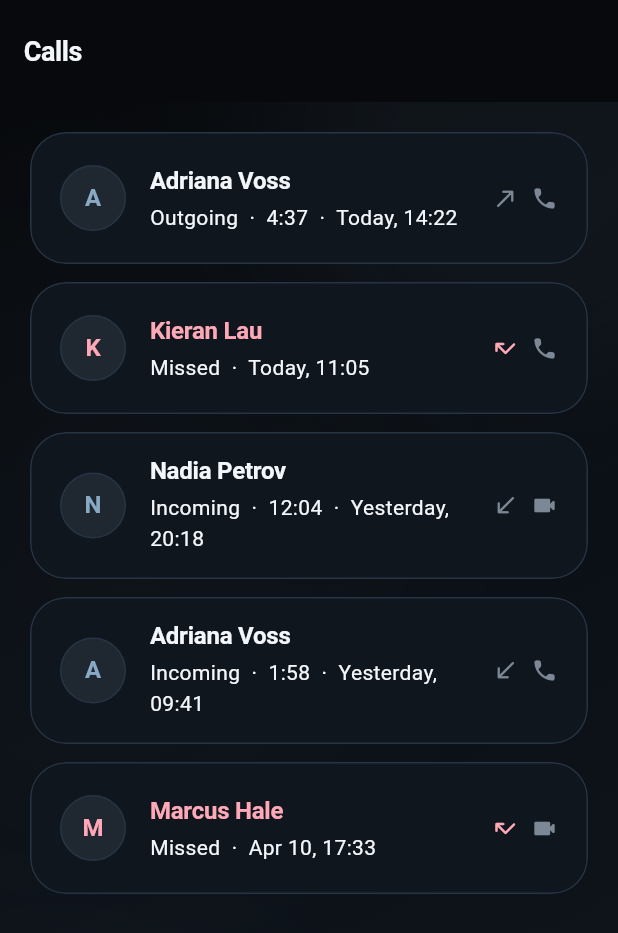
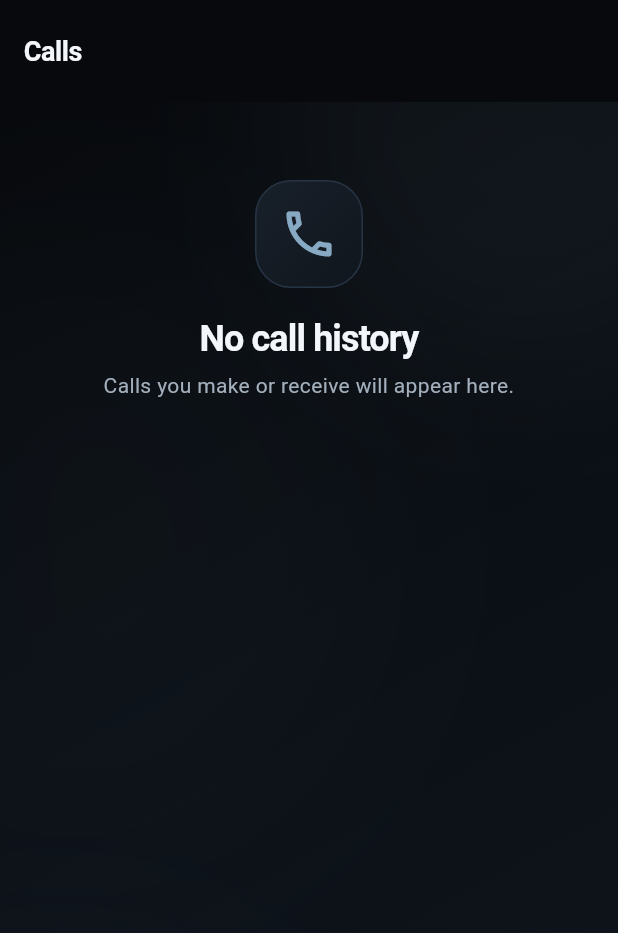
Before and after one commit to pppaal/Veil, a Flutter app: the CallHistoryScreen widget shown alone on an empty page, opened directly, on a phone screen of 412 x 824 dp. Shown: the top 933 px of the screen. Run offline on Flutter 3.47's test engine with Material 3 defaults, Android fonts, the phone set to English and light mode, and no system bars; our stand-ins replace drift, flutter_riverpod, flutter_secure_storage, go_router, local_auth, socket_io_client; missing offline and left inert: cryptography, sqlite3; accounts and stored records are empty; generated files the repository leaves out were written again.

Commit message:
Wire mobile calls and stories screens to real API
CallHistoryScreen and StoriesScreen now consume FutureProviders backed
by VeilApiClient instead of hardcoded mock data, with loading, error,
empty, and pull-to-refresh states. The calls service listCalls response
is reshaped to a flat array with resolved counterparty and
initiatedByMe so the mobile client can render direction and labels
without a second round-trip.

Co-Authored-By: Claude Opus 4.6 <noreply@anthropic.com>

```diff
--- /dev/null
+++ b/apps/mobile/lib/src/features/calls/data/call_history_providers.dart
@@ -0,0 +1,73 @@
+import 'package:flutter_riverpod/flutter_riverpod.dart';
+
+import '../../../app/app_state.dart';
+
+enum CallMediaKind { voice, video }
+
+enum CallDirection { incoming, outgoing }
+
+enum CallOutcome { completed, missed, declined, ringing }
+
+class CallHistoryEntry {
+  const CallHistoryEntry({
+    required this.id,
+    required this.conversationId,
+    required this.counterparty,
+    required this.counterpartyHandle,
+    required this.media,
+    required this.direction,
+    required this.outcome,
+    required this.startedAt,
+    this.duration,
+  });
+
+  final String id;
+  final String conversationId;
+  final String counterparty;
+  final String? counterpartyHandle;
+  final CallMediaKind media;
+  final CallDirection direction;
+  final CallOutcome outcome;
+  final DateTime startedAt;
+  final Duration? duration;
+
+  static CallHistoryEntry fromJson(Map<String, dynamic> json) {
+    final rawType = (json['callType'] as String?) ?? 'voice';
+    final rawStatus = (json['status'] as String?) ?? 'ended';
+    final initiatedByMe = json['initiatedByMe'] == true;
+    final durationSec = json['duration'] as int?;
+    return CallHistoryEntry(
+      id: json['id'] as String,
+      conversationId: json['conversationId'] as String,
+      counterparty: (json['counterparty'] as String?) ?? 'Unknown',
+      counterpartyHandle: json['counterpartyHandle'] as String?,
+      media: rawType == 'video' ? CallMediaKind.video : CallMediaKind.voice,
+      direction:
+          initiatedByMe ? CallDirection.outgoing : CallDirection.incoming,
+      outcome: switch (rawStatus) {
+        'missed' => CallOutcome.missed,
+        'declined' => CallOutcome.declined,
+        'ringing' => CallOutcome.ringing,
+        _ => CallOutcome.completed,
+      },
+      startedAt: DateTime.tryParse(json['startedAt'] as String? ?? '')
+              ?.toLocal() ??
+          DateTime.now(),
+      duration: durationSec != null ? Duration(seconds: durationSec) : null,
+    );
+  }
+}
+
+final callHistoryProvider =
+    FutureProvider.autoDispose<List<CallHistoryEntry>>((ref) async {
+  final session = ref.watch(appSessionProvider);
+  if (!session.isAuthenticated || session.accessToken == null) {
+    return const <CallHistoryEntry>[];
+  }
+  final apiClient = ref.read(apiClientProvider);
+  final raw = await apiClient.getCallHistory(session.accessToken!);
+  return raw
+      .whereType<Map<String, dynamic>>()
+      .map(CallHistoryEntry.fromJson)
+      .toList();
+});
--- a/apps/mobile/lib/src/features/calls/presentation/call_history_screen.dart
+++ b/apps/mobile/lib/src/features/calls/presentation/call_history_screen.dart
@@ -1,135 +1,134 @@
 import 'package:flutter/material.dart';
+import 'package:flutter_riverpod/flutter_riverpod.dart';
 
 import '../../../core/theme/veil_theme.dart';
 import '../../../shared/presentation/veil_shell.dart';
 import '../../../shared/presentation/veil_ui.dart';
+import '../data/call_history_providers.dart';
 
-enum _CallDirection { incoming, outgoing, missed }
-
-enum _CallMediaType { voice, video }
-
-class _CallRecord {
-  const _CallRecord({
-    required this.contactName,
-    required this.handle,
-    required this.direction,
-    required this.mediaType,
-    required this.timestamp,
-    this.duration,
-  });
-
-  final String contactName;
-  final String handle;
-  final _CallDirection direction;
-  final _CallMediaType mediaType;
-  final String timestamp;
-  final String? duration;
-}
-
-const _mockCalls = <_CallRecord>[
-  _CallRecord(
-    contactName: 'Adriana Voss',
-    handle: 'avoss',
-    direction: _CallDirection.outgoing,
-    mediaType: _CallMediaType.voice,
-    timestamp: 'Today, 14:22',
-    duration: '4:37',
-  ),
-  _CallRecord(
-    contactName: 'Kieran Lau',
-    handle: 'klau',
-    direction: _CallDirection.missed,
-    mediaType: _CallMediaType.voice,
-    timestamp: 'Today, 11:05',
-  ),
-  _CallRecord(
-    contactName: 'Nadia Petrov',
-    handle: 'npetrov',
-    direction: _CallDirection.incoming,
-    mediaType: _CallMediaType.video,
-    timestamp: 'Yesterday, 20:18',
-    duration: '12:04',
-  ),
-  _CallRecord(
-    contactName: 'Adriana Voss',
-    handle: 'avoss',
-    direction: _CallDirection.incoming,
-    mediaType: _CallMediaType.voice,
-    timestamp: 'Yesterday, 09:41',
-    duration: '1:58',
-  ),
-  _CallRecord(
-    contactName: 'Marcus Hale',
-    handle: 'mhale',
-    direction: _CallDirection.missed,
-    mediaType: _CallMediaType.video,
-    timestamp: 'Apr 10, 17:33',
-  ),
-];
-
-class CallHistoryScreen extends StatefulWidget {
+class CallHistoryScreen extends ConsumerWidget {
   const CallHistoryScreen({super.key});
 
-  @override
-  State<CallHistoryScreen> createState() => _CallHistoryScreenState();
-}
-
-class _CallHistoryScreenState extends State<CallHistoryScreen> {
-  final List<_CallRecord> _calls = List.of(_mockCalls);
-
-  IconData _mediaIcon(_CallMediaType type) {
-    return switch (type) {
-      _CallMediaType.voice => Icons.phone_rounded,
-      _CallMediaType.video => Icons.videocam_rounded,
+  IconData _mediaIcon(CallMediaKind kind) {
+    return switch (kind) {
+      CallMediaKind.voice => Icons.phone_rounded,
+      CallMediaKind.video => Icons.videocam_rounded,
     };
   }
 
-  IconData _directionIcon(_CallDirection dir) {
-    return switch (dir) {
-      _CallDirection.incoming => Icons.call_received_rounded,
-      _CallDirection.outgoing => Icons.call_made_rounded,
-      _CallDirection.missed => Icons.call_missed_rounded,
+  IconData _directionIcon(CallDirection direction, CallOutcome outcome) {
+    if (outcome == CallOutcome.missed) {
+      return Icons.call_missed_rounded;
+    }
+    return switch (direction) {
+      CallDirection.incoming => Icons.call_received_rounded,
+      CallDirection.outgoing => Icons.call_made_rounded,
     };
   }
 
-  String _directionLabel(_CallDirection dir) {
-    return switch (dir) {
-      _CallDirection.incoming => 'Incoming',
-      _CallDirection.outgoing => 'Outgoing',
-      _CallDirection.missed => 'Missed',
+  String _directionLabel(CallDirection direction, CallOutcome outcome) {
+    if (outcome == CallOutcome.missed) {
+      return 'Missed';
+    }
+    if (outcome == CallOutcome.declined) {
+      return 'Declined';
+    }
+    if (outcome == CallOutcome.ringing) {
+      return 'Ringing';
+    }
+    return switch (direction) {
+      CallDirection.incoming => 'Incoming',
+      CallDirection.outgoing => 'Outgoing',
     };
   }
 
+  String _formatDuration(Duration? duration) {
+    if (duration == null || duration.inSeconds <= 0) {
+      return '';
+    }
+    final minutes = duration.inMinutes;
+    final seconds = duration.inSeconds.remainder(60);
+    return '$minutes:${seconds.toString().padLeft(2, '0')}';
+  }
+
+  String _formatTimestamp(DateTime startedAt) {
+    final now = DateTime.now();
+    final today = DateTime(now.year, now.month, now.day);
+    final callDay = DateTime(startedAt.year, startedAt.month, startedAt.day);
+    final hh = startedAt.hour.toString().padLeft(2, '0');
+    final mm = startedAt.minute.toString().padLeft(2, '0');
+    if (callDay == today) {
+      return 'Today, $hh:$mm';
+    }
+    final yesterday = today.subtract(const Duration(days: 1));
+    if (callDay == yesterday) {
+      return 'Yesterday, $hh:$mm';
+    }
+    const months = [
+      'Jan', 'Feb', 'Mar', 'Apr', 'May', 'Jun',
+      'Jul', 'Aug', 'Sep', 'Oct', 'Nov', 'Dec',
+    ];
+    return '${months[startedAt.month - 1]} ${startedAt.day}, $hh:$mm';
+  }
+
   @override
-  Widget build(BuildContext context) {
+  Widget build(BuildContext context, WidgetRef ref) {
     final palette = context.veilPalette;
+    final callsAsync = ref.watch(callHistoryProvider);
 
-    if (_calls.isEmpty) {
     return VeilShell(
       title: 'Calls',
-        child: VeilEmptyState(
+      child: RefreshIndicator(
+        onRefresh: () async {
+          ref.invalidate(callHistoryProvider);
+          await ref.read(callHistoryProvider.future);
+        },
+        child: callsAsync.when(
+          loading: () => ListView(
+            children: const [
+              SizedBox(height: VeilSpace.xl),
+              Center(child: CircularProgressIndicator()),
+            ],
+          ),
+          error: (error, _) => ListView(
+            children: [
+              const SizedBox(height: VeilSpace.md),
+              VeilInlineBanner(
+                title: 'Call history unavailable',
+                message: error.toString(),
+                tone: VeilBannerTone.danger,
+              ),
+            ],
+          ),
+          data: (calls) {
+            if (calls.isEmpty) {
+              return ListView(
+                children: const [
+                  VeilEmptyState(
                     title: 'No call history',
                     body: 'Calls you make or receive will appear here.',
                     icon: Icons.phone_outlined,
                   ),
+                ],
               );
             }
-
-    return VeilShell(
-      title: 'Calls',
-      child: ListView.separated(
-        itemCount: _calls.length,
-        separatorBuilder: (_, __) => const SizedBox(height: VeilSpace.sm),
+            return ListView.separated(
+              itemCount: calls.length,
+              separatorBuilder: (_, __) =>
+                  const SizedBox(height: VeilSpace.sm),
               itemBuilder: (context, index) {
-          final call = _calls[index];
-          final isMissed = call.direction == _CallDirection.missed;
+                final call = calls[index];
+                final isMissed = call.outcome == CallOutcome.missed;
                 final titleColor = isMissed ? palette.danger : null;
+                final durationLabel = _formatDuration(call.duration);
+                final subtitle =
+                    '${_directionLabel(call.direction, call.outcome)}'
+                    '${durationLabel.isNotEmpty ? '  \u00b7  $durationLabel' : ''}'
+                    '  \u00b7  ${_formatTimestamp(call.startedAt)}';
 
                 return VeilListTileCard(
-            title: call.contactName,
-            subtitle: '${_directionLabel(call.direction)}'
-                '${call.duration != null ? '  \u00b7  ${call.duration}' : ''}'
-                '  \u00b7  ${call.timestamp}',
+                  title: call.counterparty,
+                  subtitle: subtitle,
                   destructive: isMissed,
                   leading: Container(
                     width: 44,
@@ -141,7 +140,7 @@ class _CallHistoryScreenState extends State<CallHistoryScreen> {
                       border: Border.all(color: palette.stroke),
                     ),
                     child: Text(
-                call.contactName.characters.first.toUpperCase(),
+                      call.counterparty.characters.first.toUpperCase(),
                       style: Theme.of(context).textTheme.titleMedium?.copyWith(
                             color: titleColor ?? palette.primary,
                           ),
@@ -151,13 +150,13 @@ class _CallHistoryScreenState extends State<CallHistoryScreen> {
                     mainAxisSize: MainAxisSize.min,
                     children: [
                       Icon(
-                  _directionIcon(call.direction),
+                        _directionIcon(call.direction, call.outcome),
                         size: VeilIconSize.sm,
                         color: isMissed ? palette.danger : palette.textSubtle,
                       ),
                       const SizedBox(width: VeilSpace.xs),
                       Icon(
-                  _mediaIcon(call.mediaType),
+                        _mediaIcon(call.media),
                         size: VeilIconSize.sm,
                         color: palette.textSubtle,
                       ),
@@ -172,6 +171,9 @@ class _CallHistoryScreenState extends State<CallHistoryScreen> {
                   },
                 );
               },
+            );
+          },
+        ),
       ),
     );
   }
```
Also changed, not shown: apps/mobile/lib/src/features/stories/data/story_feed_providers.dart (added, +72 -0 lines), apps/mobile/lib/src/features/stories/presentation/stories_screen.dart (+132 -114 lines), 1 other file. Lines whose indentation alone changed are shown as unchanged.
